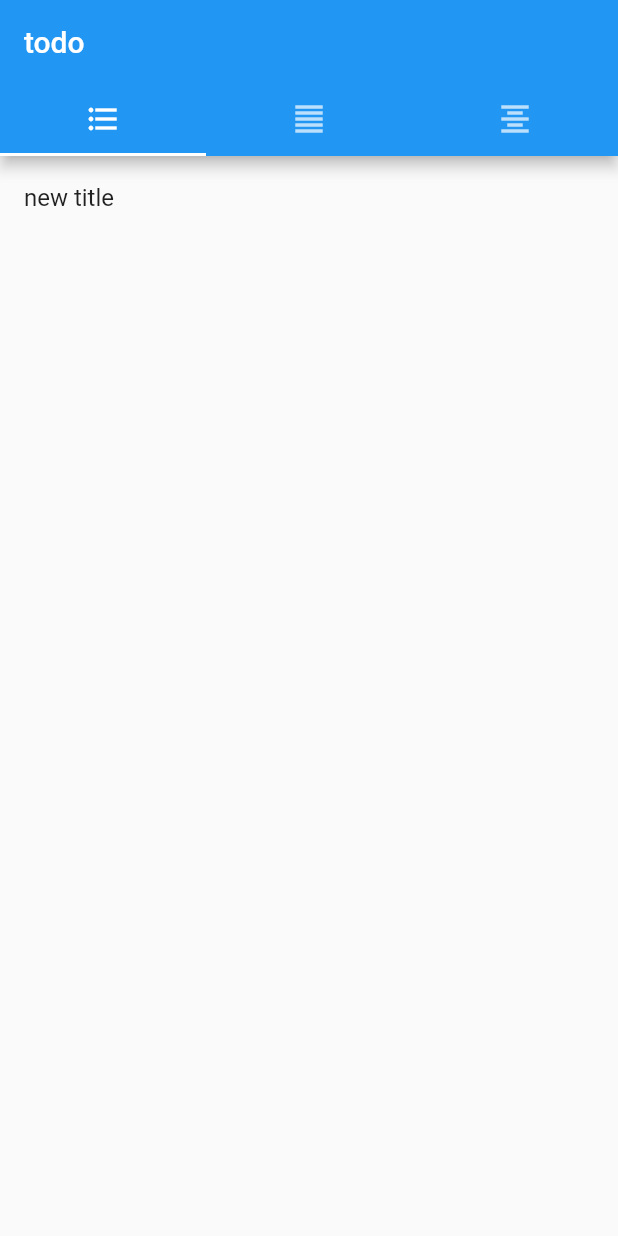
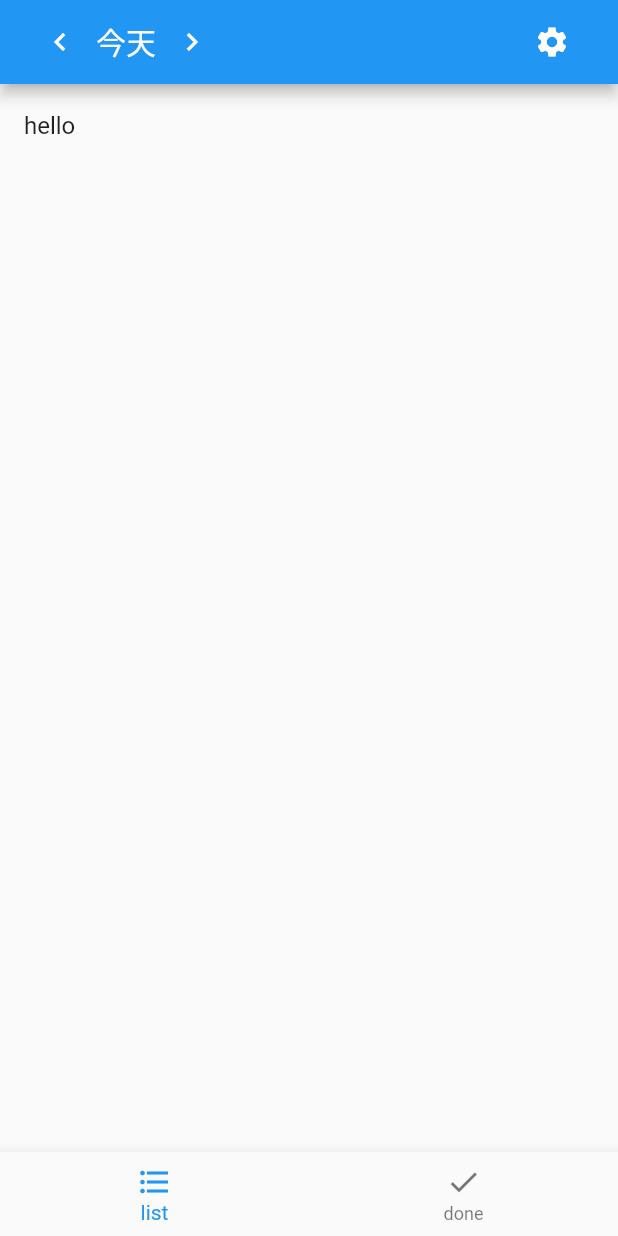
Before and after one commit to steveleungtest123/TodoClass, a Flutter app: the screen it shows after launch, on a phone screen of 412 x 824 dp. Run offline on Flutter 3.47's test engine with Material 2 defaults, Android fonts, the phone set to English and light mode, and no system bars.

Commit message:
init home page

```diff
--- a/ver_1_flutter/lib/main.dart
+++ b/ver_1_flutter/lib/main.dart
@@ -1,4 +1,6 @@
 import 'package:flutter/material.dart';
+import 'package:ver_1_flutter/screens/HomePage.dart';
+import 'package:ver_1_flutter/screens/settingPage.dart';
 
 void main() {
   runApp(MyApp());
@@ -7,50 +9,65 @@ void main() {
 class MyApp extends StatelessWidget {
   @override
   Widget build(BuildContext context) {
+    final routes = <String, WidgetBuilder>{
+      HomePage.routeName: (BuildContext context) => HomePage(),
+      SettingPage.routeName: (BuildContext context) => SettingPage()
+    };
     return MaterialApp(
-      title: 'Todo',
-      home: DefaultTabController(
-        initialIndex: 0,
-        length: 3,
-        child: _MyHomePage(),
-      ),
+      title: 'Routes',
+      home: HomePage(),
+      routes: routes,
     );
   }
 }
 
-class _MyHomePage extends StatelessWidget {
-  @override
-  Widget build(BuildContext context) {
-    return Scaffold(
-      appBar: AppBar(
-        title: Text('todo'),
-        bottom: TabBar(
-          tabs: [
-            Tab(icon: Icon(Icons.format_list_bulleted)),
-            Tab(icon: Icon(Icons.format_align_justify)),
-            Tab(icon: Icon(Icons.format_align_center))
-          ],
-        ),
-      ),
-      body: TabBarView(
-        children: [
-          ListView(
-            children: [ListTile(
-              title: Text('new title'),
-            )],
-          ),
-          ListView(
-            children: [ListTile(
-              title: Text('new title'),
-            )],
-          ),
-          ListView(
-            children: [ListTile(
-              title: Text('new title'),
-            )],
-          )
-        ],
-      )
-    );
-  }
-}
+// class MyApp extends StatelessWidget {
+//   @override
+//   Widget build(BuildContext context) {
+//     return MaterialApp(
+//       title: 'Todo',
+//       home: DefaultTabController(
+//         initialIndex: 0,
+//         length: 3,
+//         child: _MyAppWrapper(),
+//       ),
+//     );
+//   }
+// }
+
+// class _MyAppWrapper extends StatelessWidget {
+//   @override
+//   Widget build(BuildContext context) {
+//     return Scaffold(
+//       appBar: AppBar(
+//         title: Text('todo'),
+//         bottom: TabBar(
+//           tabs: [
+//             Tab(icon: Icon(Icons.format_list_bulleted)),
+//             Tab(icon: Icon(Icons.format_align_justify)),
+//             Tab(icon: Icon(Icons.format_align_center))
+//           ],
+//         ),
+//       ),
+//       body: TabBarView(
+//         children: [
+//           ListView(
+//             children: [ListTile(
+//               title: Text('new title'),
+//             )],
+//           ),
+//           ListView(
+//             children: [ListTile(
+//               title: Text('new title'),
+//             )],
+//           ),
+//           ListView(
+//             children: [ListTile(
+//               title: Text('new title'),
+//             )],
+//           )
+//         ],
+//       )
+//     );
+//   }
+// }
--- /dev/null
+++ b/ver_1_flutter/lib/screens/homePage.dart
@@ -0,0 +1,81 @@
+import 'package:flutter/cupertino.dart';
+import 'package:flutter/material.dart';
+
+class HomePage extends StatefulWidget {
+  static String routeName = 'home';
+  static String routePath = '/';
+
+  @override
+  _HomePageState createState() => _HomePageState();
+}
+
+class _HomePageState extends State<HomePage> {
+  TabController _controller;
+  int _tabIndex;
+
+  @override
+  Widget build(BuildContext context) {
+    return DefaultTabController(
+      length: 2,
+      child: Scaffold(
+        appBar: AppBar(
+          title: Row(
+            children: [
+              IconButton(
+                padding: EdgeInsets.all(0.0),
+                icon: Icon(Icons.keyboard_arrow_left),
+                onPressed: () {},
+              ),
+              Text("今天"),
+              IconButton(
+                icon: Icon(Icons.keyboard_arrow_right),
+                onPressed: () {},
+              )
+            ],
+          ),
+          actions: <Widget>[
+            FlatButton(
+                child: Icon(
+                  Icons.settings,
+                  color: Colors.white,
+                ),
+                onPressed: () {
+                  return null;
+                })
+          ],
+          // bottom: TabBar(
+          //   tabs: [
+          //     Tab(icon: Icon(Icons.format_list_bulleted)),
+          //     Tab(icon: Icon(Icons.check))
+          //   ],
+          // ),
+        ),
+        body: TabBarView(
+          children: [
+            ListView(
+              children: [
+                ListTile(
+                  title: Text('hello'),
+                )
+              ],
+            ),
+            ListView(
+              children: [
+                ListTile(
+                  title: Text('byeby'),
+                )
+              ],
+            )
+          ],
+        ),
+        bottomNavigationBar: BottomNavigationBar(
+          items: <BottomNavigationBarItem>[
+            BottomNavigationBarItem(
+                icon: Icon(Icons.format_list_bulleted), label: 'list'),
+            BottomNavigationBarItem(icon: Icon(Icons.check), label: 'done')
+          ],
+        ),
+      ),
+    );
+  }
+}
--- /dev/null
+++ b/ver_1_flutter/lib/screens/settingPage.dart
@@ -0,0 +1,27 @@
+import 'package:flutter/cupertino.dart';
+import 'package:flutter/material.dart';
+
+class SettingPage extends StatefulWidget {
+  static String routeName = 'setting';
+  static String routePath = '/setting';
+
+  @override
+  _SettingPageState createState() => _SettingPageState();
+}
+
+class _SettingPageState extends State<SettingPage> {
+  @override
+  Widget build(BuildContext context) {
+    return Scaffold(
+      appBar: AppBar(title: Text("Setting Screen")),
+      body: Center(
+        child: ElevatedButton(
+          onPressed: () {
+            // Navigate back to first screen when tapped.
+          },
+          child: Text('Go back!'),
+        ),
+      ),
+    );
+  }
+}
```
